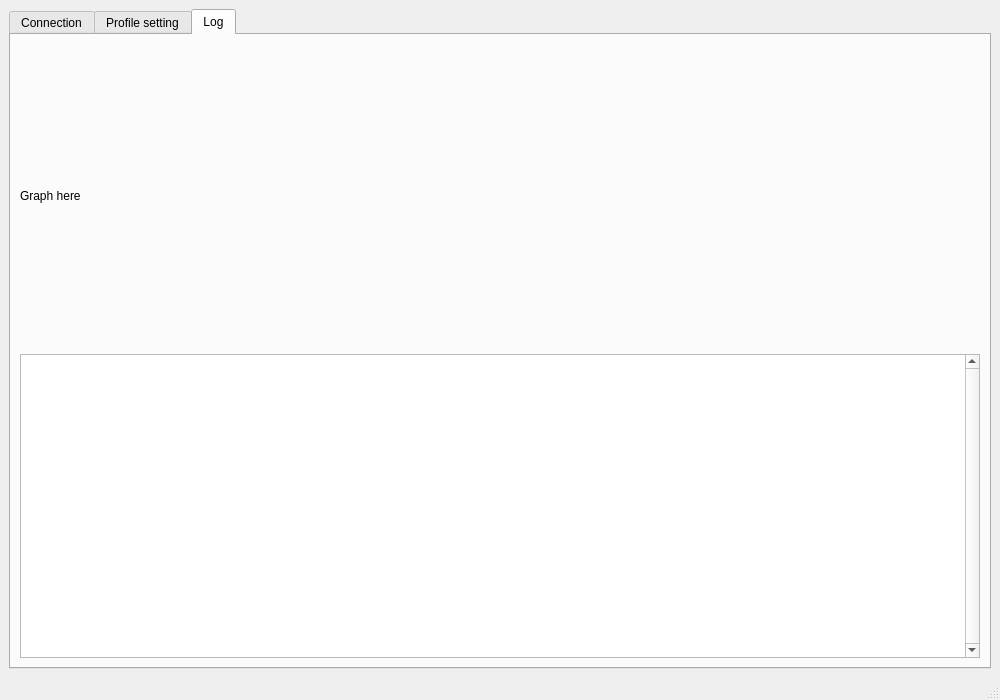
Old version of the form mainwindow.ui in the repository nghtsnw/etrodiag.
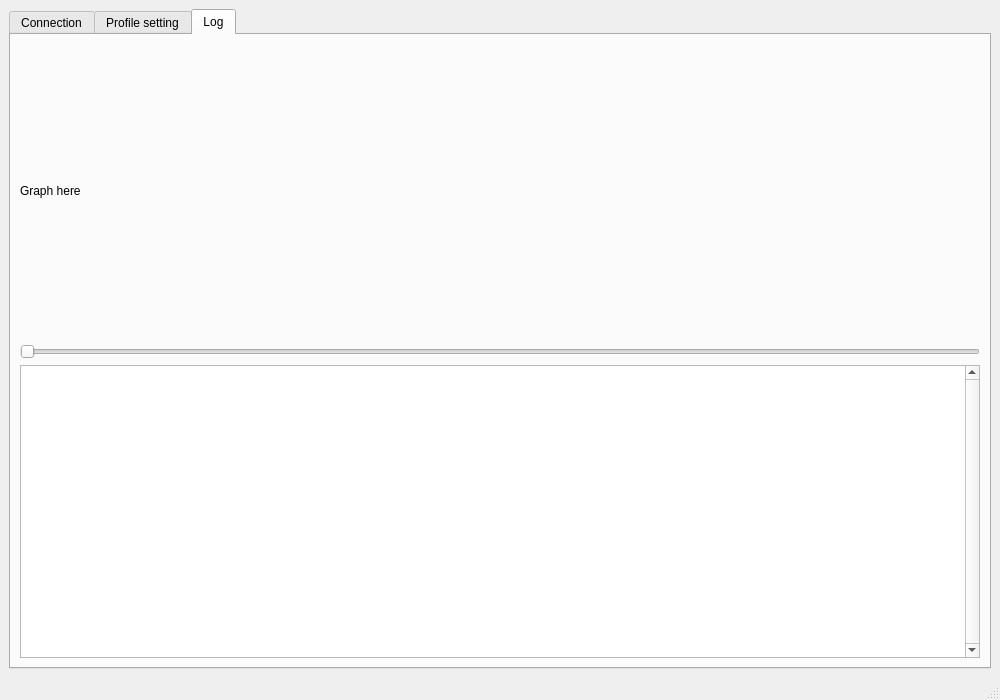
New version of the form.

What changed in the file:
```diff
--- a/mainwindow.ui
+++ b/mainwindow.ui
@@ -146,6 +146,13 @@
           </item>
          </layout>
         </item>
+        <item>
+         <widget class="QSlider" name="timeNavigationSlider">
+          <property name="orientation">
+           <enum>Qt::Orientation::Horizontal</enum>
+          </property>
+         </widget>
+        </item>
         <item>
          <widget class="QPlainTextEdit" name="logArea">
           <property name="sizePolicy">
```
